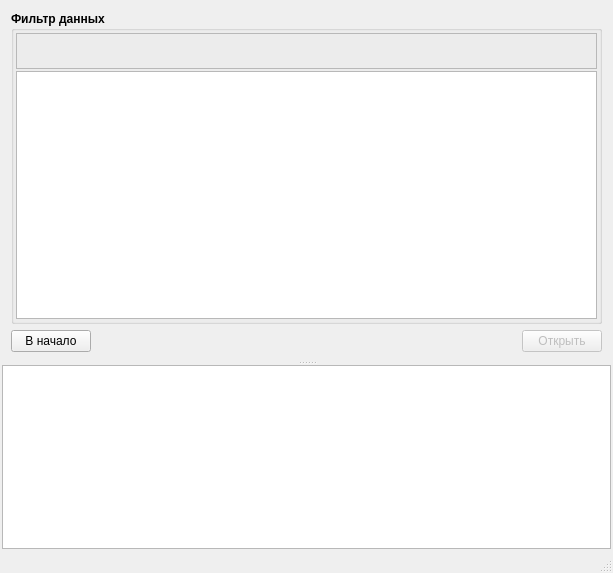
Old version of the form recovery/ZNRecover/src/mainwindow.ui in the repository Aleksander1975/Apak.
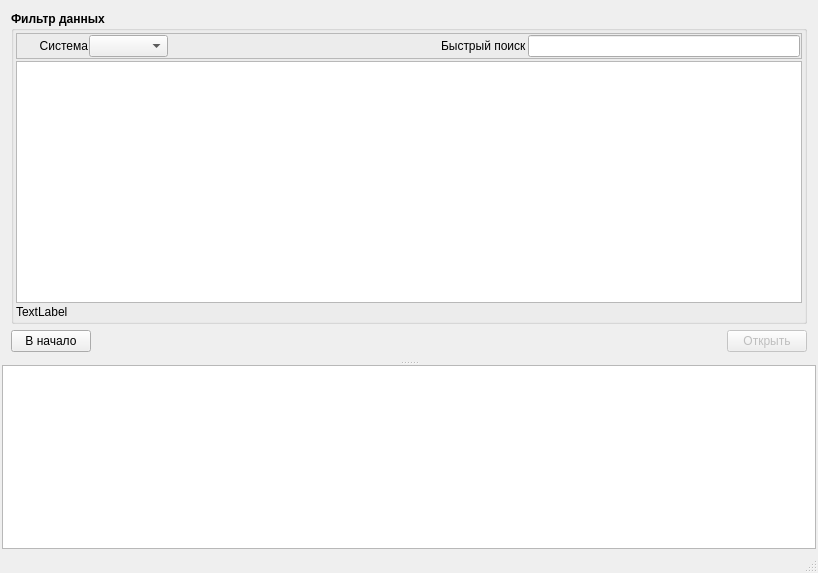
New version of the form. Icons and pictures are not drawn.

What changed in the file:
```diff
--- a/recovery/ZNRecover/src/mainwindow.ui
+++ b/recovery/ZNRecover/src/mainwindow.ui
@@ -6,7 +6,7 @@
    <rect>
     <x>0</x>
     <y>0</y>
-    <width>613</width>
+    <width>818</width>
     <height>573</height>
    </rect>
   </property>
@@ -845,106 +845,35 @@
                 <number>1</number>
                </property>
                <item>
-                <widget class="QPushButton" name="bnAddTask">
+                <widget class="QLabel" name="label_9">
                  <property name="minimumSize">
                   <size>
-                   <width>32</width>
-                   <height>32</height>
+                   <width>70</width>
+                   <height>0</height>
                   </size>
                  </property>
                  <property name="maximumSize">
                   <size>
-                   <width>32</width>
-                   <height>32</height>
+                   <width>70</width>
+                   <height>16777215</height>
                   </size>
                  </property>
-                 <property name="text">
-                  <string/>
+                 <property name="font">
+                  <font>
+                   <weight>50</weight>
+                   <bold>false</bold>
+                  </font>
                  </property>
-                 <property name="icon">
-                  <iconset resource="../res/res.qrc">
-                   <normaloff>:/main/add.ico</normaloff>:/main/add.ico</iconset>
-                 </property>
-                 <property name="iconSize">
-                  <size>
-                   <width>32</width>
-                   <height>32</height>
-                  </size>
-                 </property>
-                 <property name="flat">
-                  <bool>true</bool>
-                 </property>
-                </widget>
-               </item>
-               <item>
-                <widget class="QPushButton" name="bnEditTask">
-                 <property name="enabled">
-                  <bool>false</bool>
-                 </property>
-                 <property name="minimumSize">
-                  <size>
-                   <width>32</width>
-                   <height>32</height>
-                  </size>
-                 </property>
-                 <property name="maximumSize">
-                  <size>
-                   <width>32</width>
-                   <height>32</height>
-                  </size>
-                 </property>
                  <property name="text">
-                  <string/>
+                  <string>Система</string>
                  </property>
-                 <property name="icon">
-                  <iconset resource="../res/res.qrc">
-                   <normaloff>:/main/edit.ico</normaloff>:/main/edit.ico</iconset>
+                 <property name="alignment">
+                  <set>Qt::AlignRight|Qt::AlignTrailing|Qt::AlignVCenter</set>
                  </property>
-                 <property name="iconSize">
-                  <size>
-                   <width>32</width>
-                   <height>32</height>
-                  </size>
-                 </property>
-                 <property name="flat">
-                  <bool>true</bool>
-                 </property>
                 </widget>
                </item>
                <item>
-                <widget class="QPushButton" name="bnRemoveTask">
-                 <property name="enabled">
-                  <bool>false</bool>
-                 </property>
-                 <property name="minimumSize">
-                  <size>
-                   <width>32</width>
-                   <height>32</height>
-                  </size>
-                 </property>
-                 <property name="maximumSize">
-                  <size>
-                   <width>33</width>
-                   <height>33</height>
-                  </size>
-                 </property>
-                 <property name="text">
-                  <string/>
-                 </property>
-                 <property name="icon">
-                  <iconset resource="../res/res.qrc">
-                   <normaloff>:/main/cross.ico</normaloff>:/main/cross.ico</iconset>
-                 </property>
-                 <property name="iconSize">
-                  <size>
-                   <width>32</width>
-                   <height>32</height>
-                  </size>
-                 </property>
-                 <property name="flat">
-                  <bool>true</bool>
-                 </property>
-                </widget>
+                <widget class="QComboBox" name="cbSystems"/>
                </item>
                <item>
                 <spacer name="horizontalSpacer_5">
@@ -959,6 +888,22 @@
                  </property>
                 </spacer>
                </item>
+               <item>
+                <widget class="QLabel" name="label_10">
+                 <property name="font">
+                  <font>
+                   <weight>50</weight>
+                   <bold>false</bold>
+                  </font>
+                 </property>
+                 <property name="text">
+                  <string>Быстрый поиск</string>
+                 </property>
+                </widget>
+               </item>
+               <item>
+                <widget class="QLineEdit" name="lineQuickSearch"/>
+               </item>
               </layout>
              </widget>
             </item>
@@ -984,6 +929,19 @@
               </property>
              </widget>
             </item>
+            <item>
+             <widget class="QLabel" name="lblSignalDescription">
+              <property name="font">
+               <font>
+                <weight>50</weight>
+                <bold>false</bold>
+               </font>
+              </property>
+              <property name="text">
+               <string>TextLabel</string>
+              </property>
+             </widget>
+            </item>
            </layout>
           </widget>
          </item>
```
Left out of the diff: 2 changed lines with no effect on the pictures.
